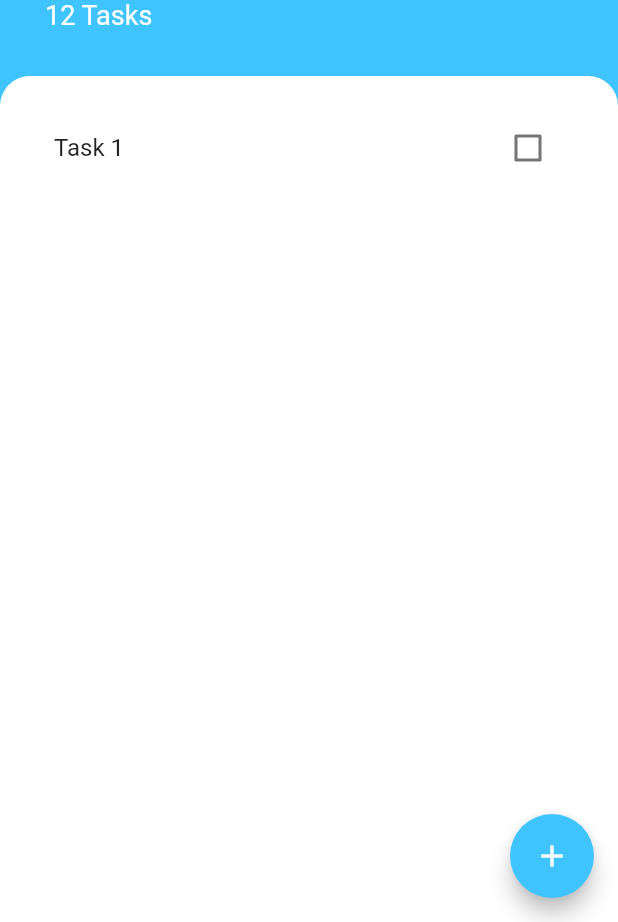
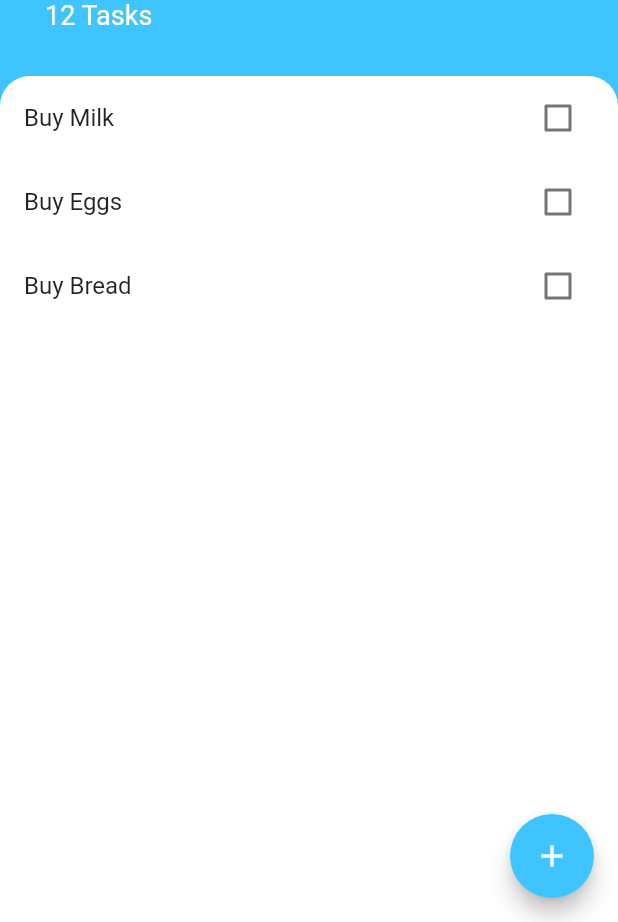
Before and after one commit to HimJan7/Todoey, a Flutter app: the screen it shows after launch, on a phone screen of 412 x 824 dp, the part 314-1236 px from its top. Run offline on Flutter 3.47's test engine with Material 2 defaults, Android fonts, the phone set to English and light mode, and no system bars.

Commit message:
[dynamicList]

```diff
--- /dev/null
+++ b/lib/models/task.dart
@@ -0,0 +1,10 @@
+class Task {
+  final String name;
+  bool? isDone;
+
+  Task({required this.name, required this.isDone});
+
+  void toggleDone() {
+    isDone = !isDone!;
+  }
+}
--- a/lib/widgets/task_list.dart
+++ b/lib/widgets/task_list.dart
@@ -1,12 +1,32 @@
 import 'package:flutter/material.dart';
 import 'package:todoey/widgets/task_tile.dart';
+import 'package:todoey/models/task.dart';
 
-class TasksList extends StatelessWidget {
+class TasksList extends StatefulWidget {
+  @override
+  State<TasksList> createState() => _TasksListState();
+}
+
+class _TasksListState extends State<TasksList> {
+  List<Task> tasks = [
+    Task(name: 'Buy Milk', isDone: false),
+    Task(name: 'Buy Eggs', isDone: false),
+    Task(name: 'Buy Bread', isDone: false),
+  ];
   @override
   Widget build(BuildContext context) {
-    return ListView(
-      padding: EdgeInsets.all(20),
-      children: [TaskTile()],
-    );
+    return ListView.builder(
+        itemCount: tasks.length,
+        itemBuilder: (context, index) {
+          return TaskTile(
+            name: tasks[index].name,
+            isChecked: tasks[index].isDone,
+            taskCallback: (newValue) {
+              setState(() {
+                tasks[index].toggleDone();
+              });
+            },
+          );
+        });
   }
 }
--- a/lib/widgets/task_tile.dart
+++ b/lib/widgets/task_tile.dart
@@ -1,44 +1,28 @@
 import 'package:flutter/material.dart';
 
-class TaskTile extends StatefulWidget {
-  @override
-  State<TaskTile> createState() => _TaskTile();
-}
-
-class _TaskTile extends State<TaskTile> {
-  bool? isChecked = false;
+class TaskTile extends StatelessWidget {
+  String name;
+  bool? isChecked;
+  final void Function(bool?)? taskCallback;
+  TaskTile({
+    required this.name,
+    required this.isChecked,
+    required this.taskCallback,
+  });
 
   @override
   Widget build(BuildContext context) {
     return ListTile(
       title: Text(
-        'Task 1',
+        name,
         style: TextStyle(
             decoration: isChecked! ? TextDecoration.lineThrough : null),
       ),
-      trailing: TaskCheckbox(
-        checkboxState: isChecked,
-        toggleCallback: (bool? newValue) {
-          setState(() {
-            isChecked = newValue;
-          });
-        },
+      trailing: Checkbox(
+        activeColor: Colors.lightBlueAccent,
+        value: isChecked,
+        onChanged: taskCallback,
       ),
     );
   }
 }
-
-class TaskCheckbox extends StatelessWidget {
-  final bool? checkboxState;
-  final Function(bool?)? toggleCallback;
-  TaskCheckbox({this.checkboxState, this.toggleCallback});
-
-  @override
-  Widget build(BuildContext context) {
-    return Checkbox(
-      activeColor: Colors.lightBlueAccent,
-      value: checkboxState,
-      onChanged: toggleCallback,
-    );
-  }
-}
```
